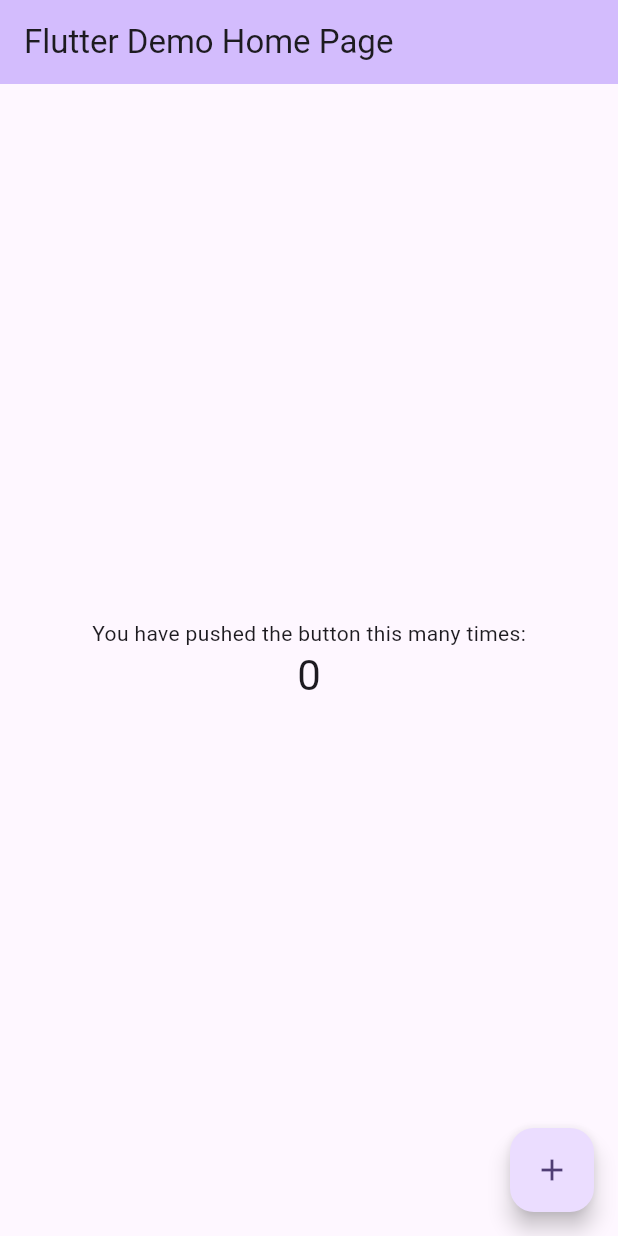
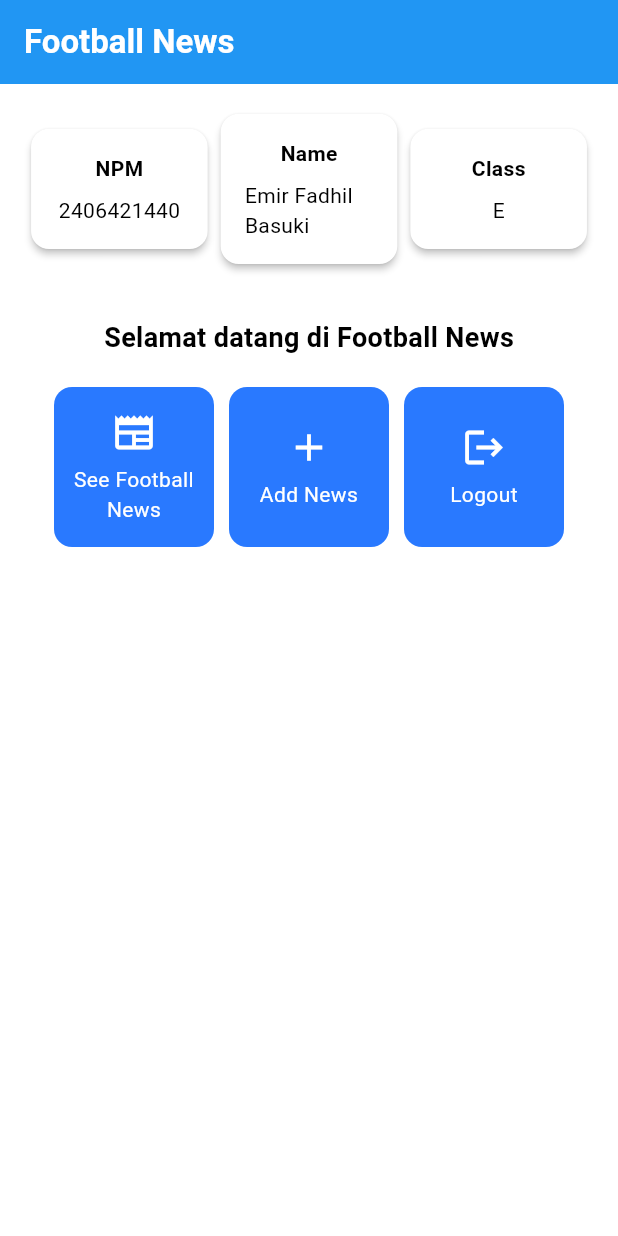
Before and after one commit to emirbasuki/football-news-mobile, a Flutter app: the screen it shows after launch, on a phone screen of 412 x 824 dp. Run offline on Flutter 3.47's test engine with Material 3 defaults, Android fonts, the phone set to English and light mode, and no system bars.

Commit message:
Tutorial 6 selesai

```diff
--- a/lib/main.dart
+++ b/lib/main.dart
@@ -1,4 +1,5 @@
 import 'package:flutter/material.dart';
+import 'package:football_news/menu.dart';
 
 void main() {
   runApp(const MyApp());
@@ -28,95 +29,10 @@ class MyApp extends StatelessWidget {
         //
         // This works for code too, not just values: Most code changes can be
         // tested with just a hot reload.
-        colorScheme: ColorScheme.fromSeed(seedColor: Colors.deepPurple),
+        colorScheme: ColorScheme.fromSwatch(primarySwatch: Colors.blue)
+            .copyWith(secondary: Colors.blueAccent[400]),
       ),
-      home: const MyHomePage(title: 'Flutter Demo Home Page'),
+      home: MyHomePage(),
     );
   }
 }
-
-class MyHomePage extends StatefulWidget {
-  const MyHomePage({super.key, required this.title});
-
-  // This widget is the home page of your application. It is stateful, meaning
-  // that it has a State object (defined below) that contains fields that affect
-  // how it looks.
-
-  // This class is the configuration for the state. It holds the values (in this
-  // case the title) provided by the parent (in this case the App widget) and
-  // used by the build method of the State. Fields in a Widget subclass are
-  // always marked "final".
-
-  final String title;
-
-  @override
-  State<MyHomePage> createState() => _MyHomePageState();
-}
-
-class _MyHomePageState extends State<MyHomePage> {
-  int _counter = 0;
-
-  void _incrementCounter() {
-    setState(() {
-      // This call to setState tells the Flutter framework that something has
-      // changed in this State, which causes it to rerun the build method below
-      // so that the display can reflect the updated values. If we changed
-      // _counter without calling setState(), then the build method would not be
-      // called again, and so nothing would appear to happen.
-      _counter++;
-    });
-  }
-
-  @override
-  Widget build(BuildContext context) {
-    // This method is rerun every time setState is called, for instance as done
-    // by the _incrementCounter method above.
-    //
-    // The Flutter framework has been optimized to make rerunning build methods
-    // fast, so that you can just rebuild anything that needs updating rather
-    // than having to individually change instances of widgets.
-    return Scaffold(
-      appBar: AppBar(
-        // TRY THIS: Try changing the color here to a specific color (to
-        // Colors.amber, perhaps?) and trigger a hot reload to see the AppBar
-        // change color while the other colors stay the same.
-        backgroundColor: Theme.of(context).colorScheme.inversePrimary,
-        // Here we take the value from the MyHomePage object that was created by
-        // the App.build method, and use it to set our appbar title.
-        title: Text(widget.title),
-      ),
-      body: Center(
-        // Center is a layout widget. It takes a single child and positions it
-        // in the middle of the parent.
-        child: Column(
-          // Column is also a layout widget. It takes a list of children and
-          // arranges them vertically. By default, it sizes itself to fit its
-          // children horizontally, and tries to be as tall as its parent.
-          //
-          // Column has various properties to control how it sizes itself and
-          // how it positions its children. Here we use mainAxisAlignment to
-          // center the children vertically; the main axis here is the vertical
-          // axis because Columns are vertical (the cross axis would be
-          // horizontal).
-          //
-          // TRY THIS: Invoke "debug painting" (choose the "Toggle Debug Paint"
-          // action in the IDE, or press "p" in the console), to see the
-          // wireframe for each widget.
-          mainAxisAlignment: MainAxisAlignment.center,
-          children: <Widget>[
-            const Text('You have pushed the button this many times:'),
-            Text(
-              '$_counter',
-              style: Theme.of(context).textTheme.headlineMedium,
-            ),
-          ],
-        ),
-      ),
-      floatingActionButton: FloatingActionButton(
-        onPressed: _incrementCounter,
-        tooltip: 'Increment',
-        child: const Icon(Icons.add),
-      ), // This trailing comma makes auto-formatting nicer for build methods.
-    );
-  }
-}
--- /dev/null
+++ b/lib/menu.dart
@@ -0,0 +1,190 @@
+import 'package:flutter/material.dart';
+
+class MyHomePage extends StatelessWidget {
+  MyHomePage({super.key});
+
+  final String nama = "Emir Fadhil Basuki";
+  final String npm = "2406421440";
+  final String kelas = "E";
+
+  final List<ItemHomepage> items = [
+    ItemHomepage("See Football News", Icons.newspaper),
+    ItemHomepage("Add News", Icons.add),
+    ItemHomepage("Logout", Icons.logout),
+  ];
+
+  @override
+  Widget build(BuildContext context) {
+    return Scaffold(
+      appBar: AppBar(
+        // Judul aplikasi "Football News" dengan teks putih dan tebal.
+        title: const Text(
+          'Football News',
+          style: TextStyle(
+            color: Colors.white,
+            fontWeight: FontWeight.bold,
+          ),
+        ),
+        // Warna latar belakang AppBar diambil dari skema warna tema aplikasi.
+        backgroundColor: Theme.of(context).colorScheme.primary,
+      ),
+      // Body halaman dengan padding di sekelilingnya.
+      body: Padding(
+        padding: const EdgeInsets.all(16.0),
+        // Menyusun widget secara vertikal dalam sebuah kolom.
+        child: Column(
+          crossAxisAlignment: CrossAxisAlignment.center,
+          children: [
+            // Row untuk menampilkan 3 InfoCard secara horizontal.
+            Row(
+              mainAxisAlignment: MainAxisAlignment.spaceEvenly,
+              children: [
+                InfoCard(title: 'NPM', content: npm),
+                InfoCard(title: 'Name', content: nama),
+                InfoCard(title: 'Class', content: kelas),
+              ],
+            ),
+
+            // Memberikan jarak vertikal 16 unit.
+            const SizedBox(height: 16.0),
+
+            // Menempatkan widget berikutnya di tengah halaman.
+            Center(
+              child: Column(
+                // Menyusun teks dan grid item secara vertikal.
+
+                children: [
+                  // Menampilkan teks sambutan dengan gaya tebal dan ukuran 18.
+                  const Padding(
+                    padding: EdgeInsets.only(top: 16.0),
+                    child: Text(
+                      'Selamat datang di Football News',
+                      style: TextStyle(
+                        fontWeight: FontWeight.bold,
+                        fontSize: 18.0,
+                      ),
+                    ),
+                  ),
+
+                  // Grid untuk menampilkan ItemCard dalam bentuk grid 3 kolom.
+                  GridView.count(
+                    primary: true,
+                    padding: const EdgeInsets.all(20),
+                    crossAxisSpacing: 10,
+                    mainAxisSpacing: 10,
+                    crossAxisCount: 3,
+                    // Agar grid menyesuaikan tinggi kontennya.
+                    shrinkWrap: true,
+
+                    // Menampilkan ItemCard untuk setiap item dalam list items.
+                    children: items.map((ItemHomepage item) {
+                      return ItemCard(item);
+                    }).toList(),
+                  ),
+                ],
+              ),
+            ),
+          ],
+        ),
+      ),
+    );
+  }
+
+}
+
+
+class InfoCard extends StatelessWidget {
+  // Kartu informasi yang menampilkan title dan content.
+
+  final String title;  // Judul kartu.
+  final String content;  // Isi kartu.
+
+  const InfoCard({super.key, required this.title, required this.content});
+
+  @override
+  Widget build(BuildContext context) {
+    return Card(
+      // Membuat kotak kartu dengan bayangan dibawahnya.
+      elevation: 2.0,
+      child: Container(
+        // Mengatur ukuran dan jarak di dalam kartu.
+        width: MediaQuery.of(context).size.width / 3.5, // menyesuaikan dengan lebar device yang digunakan.
+        padding: const EdgeInsets.all(16.0),
+        // Menyusun title dan content secara vertikal.
+        child: Column(
+          children: [
+            Text(
+              title,
+              style: const TextStyle(fontWeight: FontWeight.bold),
+            ),
+            const SizedBox(height: 8.0),
+            Text(content),
+          ],
+        ),
+      ),
+    );
+  }
+}
+
+
+class ItemHomepage {
+  final String name;
+  final IconData icon;
+
+  ItemHomepage(this.name, this.icon);
+}
+
+
+class ItemCard extends StatelessWidget {
+  // Menampilkan kartu dengan ikon dan nama.
+
+  final ItemHomepage item;
+
+  const ItemCard(this.item, {super.key});
+
+  @override
+  Widget build(BuildContext context) {
+    return Material(
+      // Menentukan warna latar belakang dari tema aplikasi.
+      color: Theme.of(context).colorScheme.secondary,
+      // Membuat sudut kartu melengkung.
+      borderRadius: BorderRadius.circular(12),
+
+      child: InkWell(
+        // Aksi ketika kartu ditekan.
+        onTap: () {
+          // Menampilkan pesan SnackBar saat kartu ditekan.
+          ScaffoldMessenger.of(context)
+            ..hideCurrentSnackBar()
+            ..showSnackBar(
+                SnackBar(content: Text("Kamu telah menekan tombol ${item.name}!"))
+            );
+        },
+        // Container untuk menyimpan Icon dan Text
+        child: Container(
+          padding: const EdgeInsets.all(8),
+          child: Center(
+            child: Column(
+              // Menyusun ikon dan teks di tengah kartu.
+              mainAxisAlignment: MainAxisAlignment.center,
+              children: [
+                Icon(
+                  item.icon,
+                  color: Colors.white,
+                  size: 30.0,
+                ),
+                const Padding(padding: EdgeInsets.all(3)),
+                Text(
+                  item.name,
+                  textAlign: TextAlign.center,
+                  style: const TextStyle(color: Colors.white),
+                ),
+              ],
+            ),
+          ),
+        ),
+      ),
+    );
+  }
+
+}
```
